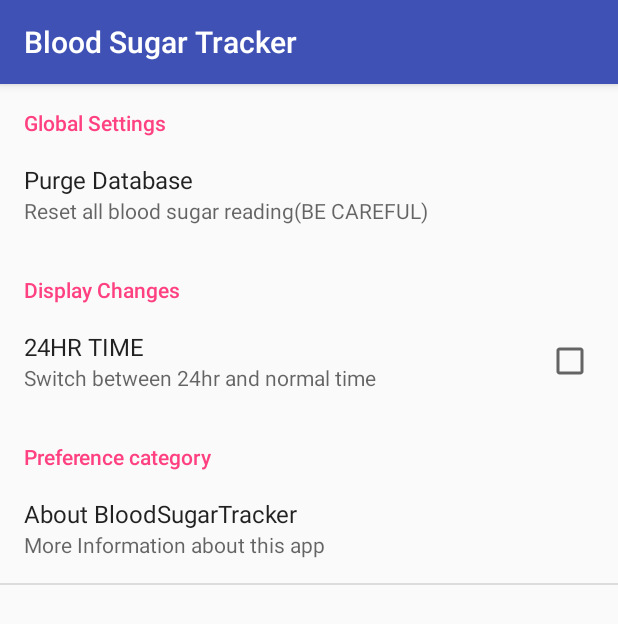
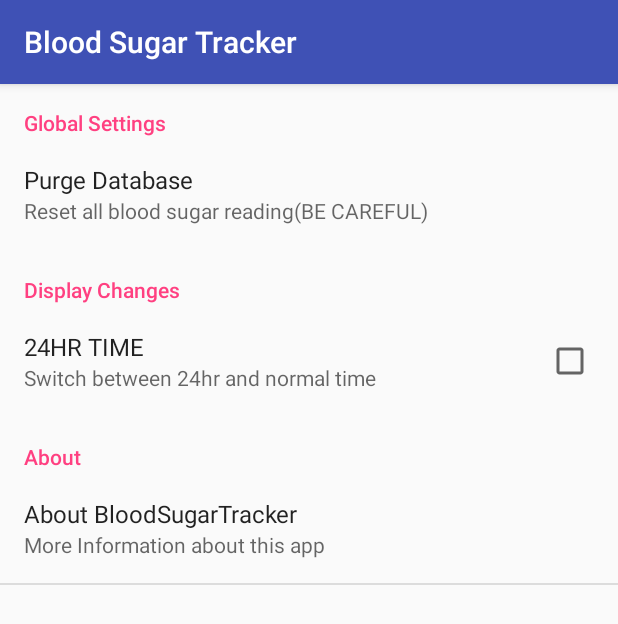
Before and after one commit to barakisbrown/BST, an Android app: the fragment SettingPreferenceFragment shown on its own in the app's theme, on a phone screen of 412 x 824 dp. Shown: the top 624 px of the screen. Run offline under Robolectric (Android 15) with nearby library versions, the phone set to English and light mode, and no system bars.

Commit message:
About settings fixed

```diff
--- a/MyApplication/app/src/main/res/values/strings.xml
+++ b/MyApplication/app/src/main/res/values/strings.xml
@@ -80,6 +80,6 @@
     <string name="summary_24_hours">Switch between 24hr and normal time</string>
     <string name="bst_preferences">Preferences</string>
     <string name="bst_app_summary">Change App Settings</string>
-    <string name="app_about_settings">Preference category</string>
+    <string name="app_about_settings">About</string>
     <string name="app_about_summary">More Information about this app</string>
 </resources>
```
